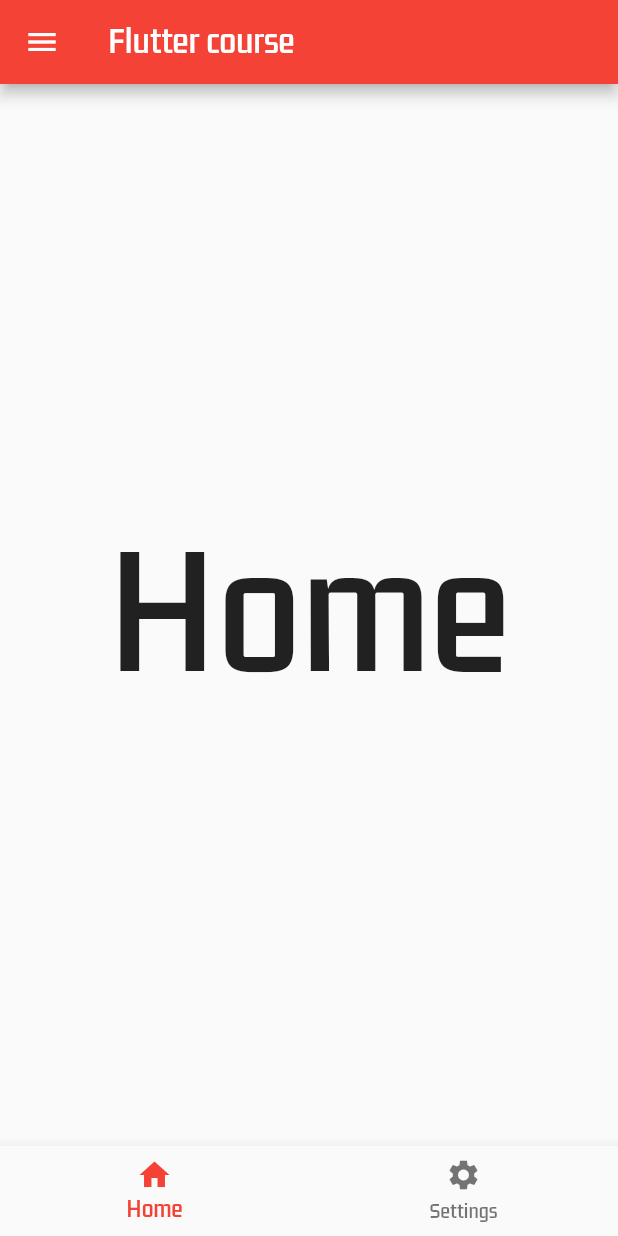
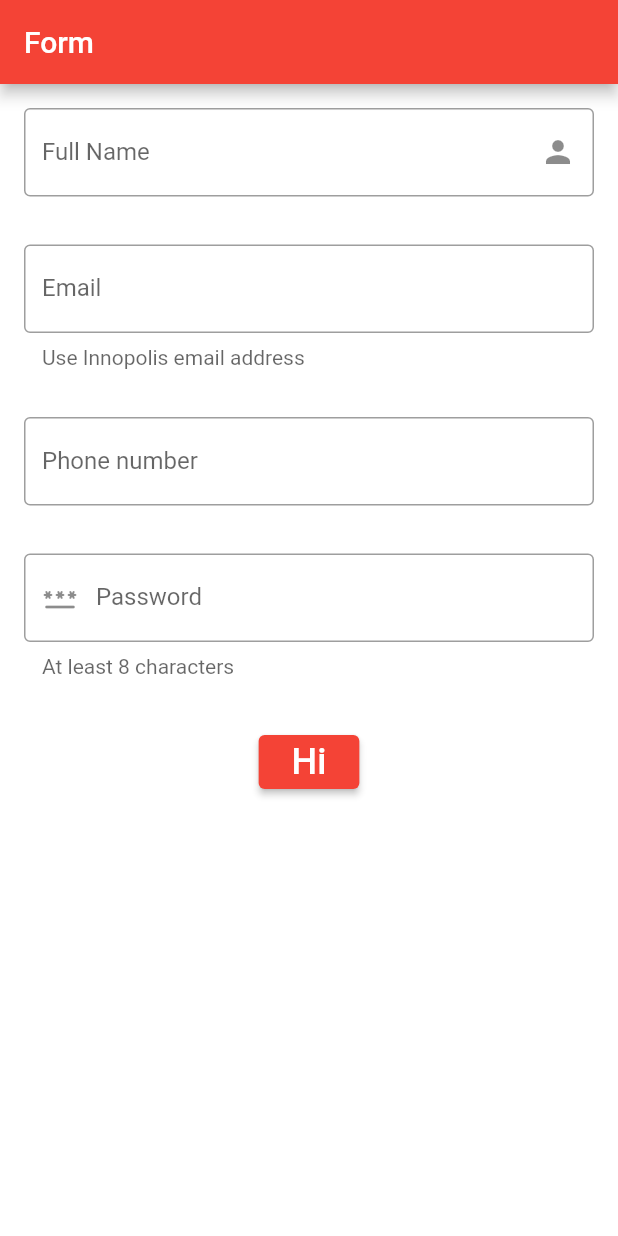
Before and after one commit to RustamAit/lecture_7_material_theming, a Flutter app: the screen it shows after launch, on a phone screen of 412 x 824 dp. Run offline on Flutter 3.47's test engine with Material 2 defaults, Android fonts, the phone set to English and light mode, and no system bars; our stand-ins replace adaptive_theme.

Commit message:
forms lesson added

```diff
--- /dev/null
+++ b/lib/formscreen.dart
@@ -0,0 +1,147 @@
+import 'package:flutter/material.dart';
+
+class FormPage extends StatefulWidget {
+  const FormPage({Key? key}) : super(key: key);
+
+  @override
+  State<FormPage> createState() => _FormPageState();
+}
+
+class _FormPageState extends State<FormPage>{
+
+  final _formKey = GlobalKey<FormState>();
+
+  String _fullName = "";
+  FocusNode formFocusNode = FocusNode();
+
+  void _submitForm() {
+    if (_formKey.currentState!.validate()) {
+      ScaffoldMessenger.of(context).showSnackBar(
+        const SnackBar(content: Text('Data successfully saved')),
+      );
+    }
+  }
+
+  final _nameFieldController = TextEditingController();
+
+  void _onNameTextChanged(){
+    setState(() {
+      _fullName = _nameFieldController.text;
+    });
+  }
+
+  @override
+  void initState() {
+    super.initState();
+    _nameFieldController.addListener(_onNameTextChanged);
+  }
+
+  @override
+  void dispose() {
+    _nameFieldController.dispose();
+    super.dispose();
+  }
+
+  @override
+  Widget build(BuildContext context) {
+      return Scaffold(
+        appBar: AppBar(title: const Text("Form")),
+        body: ListView(
+          padding: const EdgeInsets.only(bottom: 24.0),
+          children: [
+            Form(
+              key: _formKey,
+              child: Column(
+                children: [
+                  Padding(
+                    padding: const EdgeInsets.all(16),
+                    child: TextFormField(
+                      decoration: const InputDecoration(
+                        border: OutlineInputBorder(),
+                        labelText: "Full Name",
+                        suffixIcon: Icon(
+                            Icons.person
+                        ),
+                      ),
+                      keyboardType: TextInputType.name,
+                      controller: _nameFieldController,
+                    ),
+                  ),
+                  Padding(
+                    padding: const EdgeInsets.all(16),
+                    child: TextFormField(
+                      decoration: const InputDecoration(
+                          border: OutlineInputBorder(),
+                          hintText: "flutter@innopolis.ru",
+                          helperText: "Use Innopolis email address",
+                          labelText: "Email",
+                          helperStyle: TextStyle(
+                              fontSize: 14
+                          ),
+                          errorStyle: TextStyle(
+                            fontSize: 16,
+                            color: Colors.red
+                          )
+                      ),
+                      validator: (value) {
+                        if (value == null || value.isEmpty) {
+                          return 'Please enter some text';
+                        }
+                        if (!value.endsWith("@innopolis.ru")){
+                          return 'Please enter university email address';
+                        }
+                        return null;
+                      },
+                      keyboardType: TextInputType.emailAddress,
+                      enableSuggestions: true,
+                    ),
+                  ),
+                  Padding(
+                    padding: const EdgeInsets.all(16),
+                    child: TextFormField(
+                      decoration: const InputDecoration(
+                          border: OutlineInputBorder(),
+                          labelText: "Phone number",
+                          helperStyle: TextStyle(
+                              fontSize: 14
+                          )
+                      ),
+                      keyboardType: TextInputType.phone,
+                      enableSuggestions: true,
+                    ),
+                  ),
+                  Padding(
+                    padding: const EdgeInsets.all(16),
+                    child: TextFormField(
+                      decoration: const InputDecoration(
+                        border: OutlineInputBorder(),
+                        helperText: "At least 8 characters",
+                        labelText: "Password",
+                        helperStyle: TextStyle(
+                            fontSize: 14
+                        ),
+                        prefixIcon: Icon(
+                            Icons.password_rounded
+                        ),
+                      ),
+                      keyboardType: TextInputType.text,
+                      enableSuggestions: false,
+                      obscureText: true,
+                      autocorrect: false,
+                    ),
+                  ),
+                  Padding(
+                    padding: const EdgeInsets.all(16),
+                    child: ElevatedButton(
+                      onPressed: _submitForm,
+                      child: Text(" Hi $_fullName", style: const TextStyle(fontSize: 24),),
+                    )
+                  ),
+                ],
+              ),
+            ),
+          ],
+        )
+      );
+  }
+}
--- a/lib/main.dart
+++ b/lib/main.dart
@@ -1,5 +1,6 @@
 import 'package:adaptive_theme/adaptive_theme.dart';
 import 'package:flutter/material.dart';
+import 'package:lecture_6_material_theming/formscreen.dart';
 import 'package:lecture_6_material_theming/homescreen.dart';
 import 'package:lecture_6_material_theming/styles.dart';
 
@@ -9,70 +10,21 @@ void main() {
 
 class MyApp extends StatelessWidget {
   const MyApp({Key? key}) : super(key: key);
-
   @override
   Widget build(BuildContext context) {
-    return AdaptiveTheme(
-      light: ThemeData(
-        fontFamily: 'KdamThmorPro',
-        colorScheme: Theme.of(context).colorScheme
-            .copyWith(
-              brightness: Brightness.light,
-              primary: Colors.red,
-              secondary: Colors.teal,
-            ),
-      ),
-      dark: ThemeData(
-        fontFamily: 'KdamThmorPro',
-        colorScheme: Theme.of(context).colorScheme
-            .copyWith(
-              brightness: Brightness.dark,
-              primary: Colors.teal,
-              secondary: Colors.tealAccent,
-            ),
-        appBarTheme: const AppBarTheme(
-          color: Colors.black38,
-          titleTextStyle: TextStyle(
-            fontSize: 18,
-            fontFamily: "KdamThmorPro",
-            color: Colors.white
+    return MaterialApp(
+      title: 'Flutter Demo',
+      theme: ThemeData(
+        scaffoldBackgroundColor: Colors.white,
+        colorScheme: Theme.of(context).colorScheme.copyWith(
+            primary: Colors.red,
+            secondary: Colors.amberAccent,
           ),
-          iconTheme: IconThemeData(
-            color: Colors.white
-          )
-        ),
-        bottomNavigationBarTheme: const BottomNavigationBarThemeData(
-          backgroundColor: Colors.black38
+        bottomAppBarTheme: const BottomAppBarTheme(
+          color: Colors.redAccent,
         )
       ),
-      initial: AdaptiveThemeMode.light,
-      builder: (theme, darkTheme) => MaterialApp(
-        title: 'Adaptive Theme Demo',
-        theme: theme,
-        darkTheme: darkTheme,
-        home: const MyHomePage(title: 'Flutter course'),
-      ),
+      home: const FormPage(),
     );
   }
-
-
-  /** USED UNTIL DARK THEME PART **/
-  // @override
-  // Widget build(BuildContext context) {
-  //   return MaterialApp(
-  //     title: 'Flutter Demo',
-  //     theme: ThemeData(
-  //       scaffoldBackgroundColor: Colors.white,
-  //       colorScheme: Theme.of(context).colorScheme.copyWith(
-  //           primary: Colors.red,
-  //           secondary: Colors.amberAccent,
-  //         ),
-  //       fontFamily: 'kdamThmorPro',
-  //       bottomAppBarTheme: const BottomAppBarTheme(
-  //         color: Colors.redAccent,
-  //       )
-  //     ),
-  //     home: const MyHomePage(title: 'My Material App'),
-  //   );
-  // }
 }
```
Also changed, not shown: pubspec.lock.
